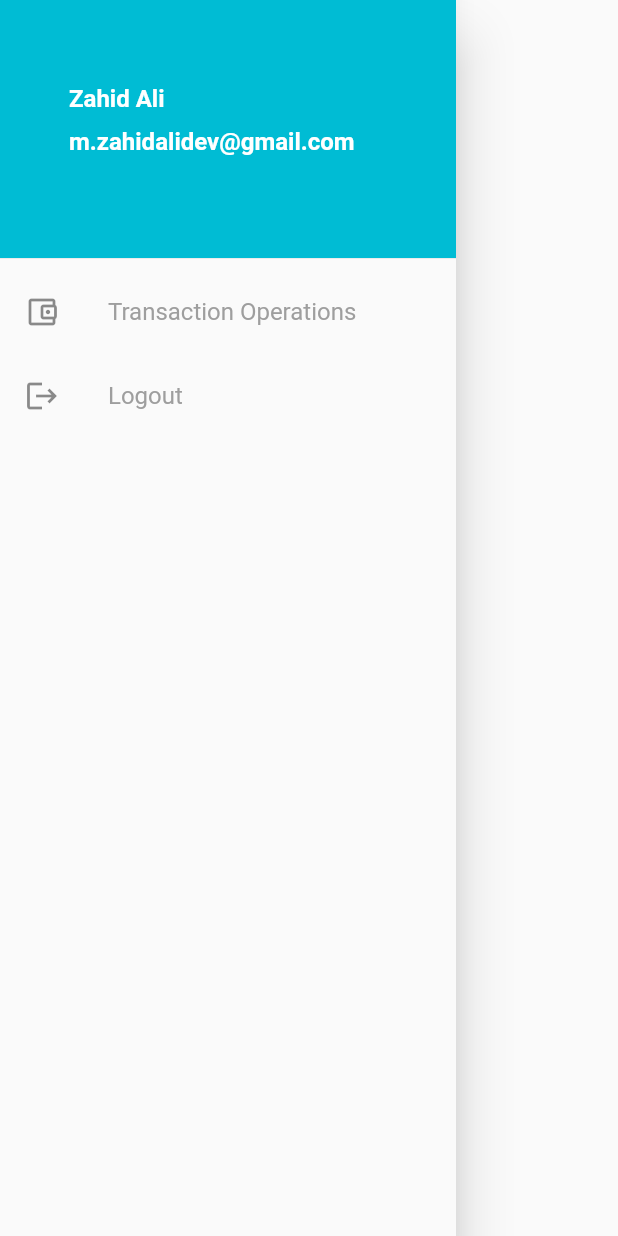
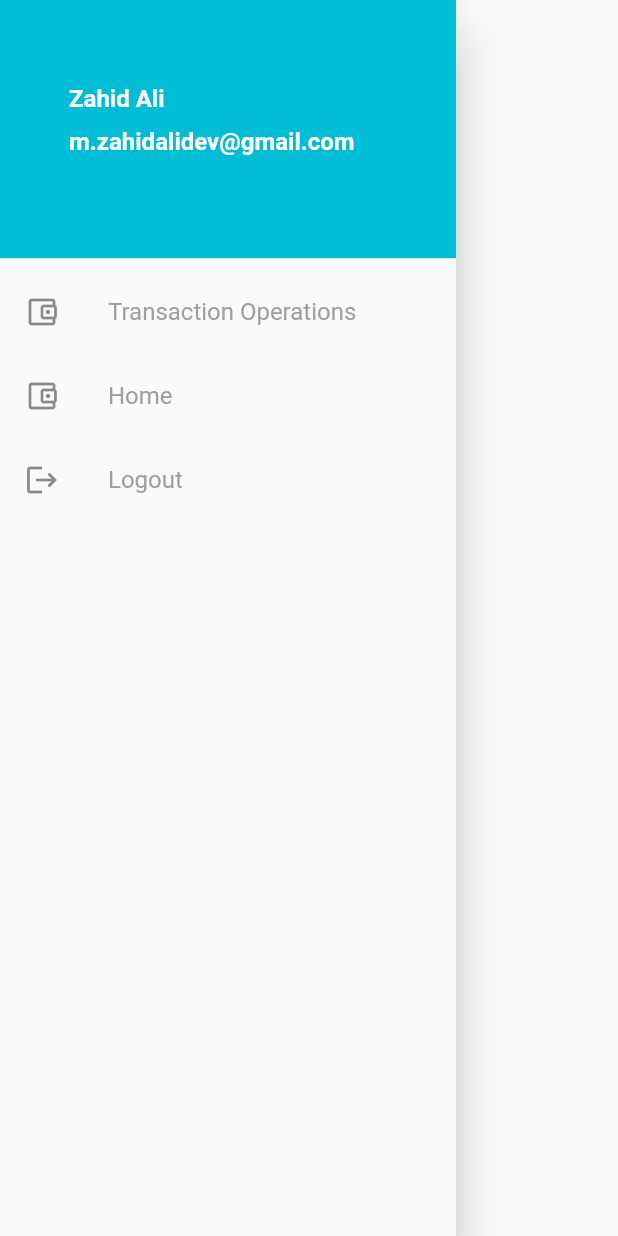
Before and after one commit to zahidalidev/flutter-sqlite, a Flutter app: the DrawerW widget shown alone on an empty page, opened directly, on a phone screen of 412 x 824 dp. Run offline on Flutter 3.47's test engine with Material 2 defaults, Android fonts, the phone set to English and light mode, and no system bars; our stand-ins replace sqflite; accounts and stored records are empty.

Commit message:
drawer home

```diff
--- a/lib/widgets/Drawer.dart
+++ b/lib/widgets/Drawer.dart
@@ -1,4 +1,5 @@
 import 'package:assignment11/main.dart';
+import 'package:assignment11/screens/home.dart';
 import 'package:assignment11/screens/transaction.dart';
 import 'package:flutter/material.dart';
 
@@ -54,6 +55,19 @@ class _DrawerWState extends State<DrawerW> {
             },
           ),
           ListTile(
+            leading: Icon(Icons.account_balance_wallet_outlined),
+            title: Text('Home',
+                style: TextStyle(
+                  fontSize: 16,
+                  color: Colors.grey,
+                )),
+            onTap: () {
+              Navigator.push(context, MaterialPageRoute(builder: (context) {
+                return Home();
+              }));
+            },
+          ),
+          ListTile(
             leading: Icon(Icons.logout),
             title: Text('Logout',
                 style: TextStyle(
```
Also changed, not shown: lib/screens/home.dart (+8 -16 lines), lib/screens/transaction.dart (+1 -29 lines).
